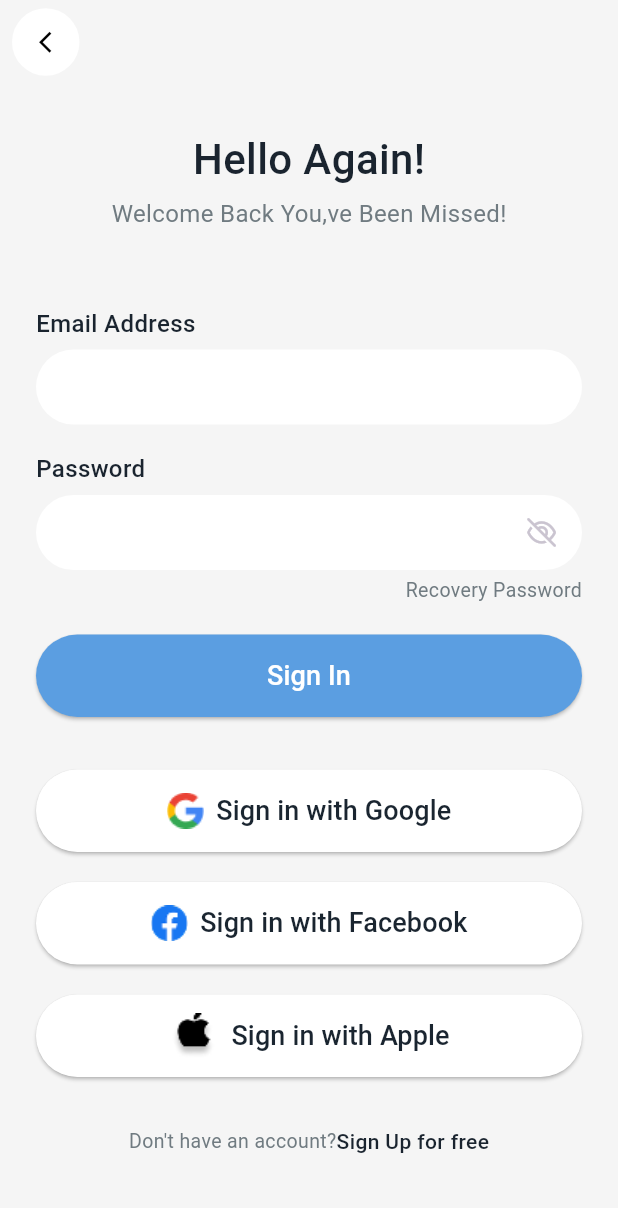
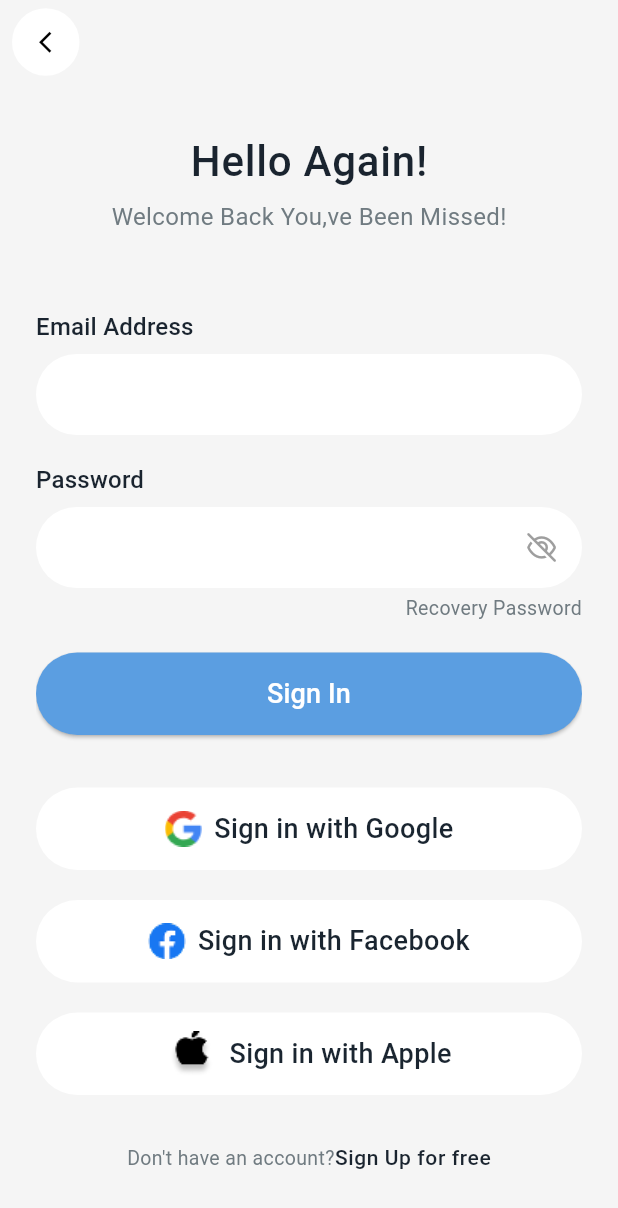
Before and after one commit to ahmed1111mosaad/sou_okaz, a Flutter app: the SigninView screen opened by its route, on a phone screen of 412 x 824 dp. Shown: the top 1208 px of the screen. Run offline on Flutter 3.47's test engine with Material 3 defaults, Android fonts, the phone set to English and light mode, and no system bars; our stand-ins replace device_preview, dots_indicator, flutter_svg, font_awesome_flutter, intl_phone_field, motion_toast and 2 more; missing offline and left inert: verification_code; accounts and stored records are empty; Roboto replaces fonts that are missing (Airbnb Cereal App).

Commit message:
light mode and dark mode for onboarding done

```diff
--- a/lib/Features/Auth/presentation/views/widgets/custom_phone_number.dart
+++ b/lib/Features/Auth/presentation/views/widgets/custom_phone_number.dart
@@ -49,7 +49,6 @@ class CustomPhoneNumber extends StatelessWidget {
                 width: 2,
               ),
             ),
-            contentPadding: EdgeInsets.all(0.0),
             enabledBorder: UnderlineInputBorder(
               borderSide: BorderSide(color: Colors.grey, width: 2),
             ),
@@ -62,7 +61,6 @@ class CustomPhoneNumber extends StatelessWidget {
             color: Colors.black.withAlpha(170),
             fontSize: 13,
           ),
-
         ),
 
         dropdownDecoration: BoxDecoration(
@@ -76,9 +74,9 @@ class CustomPhoneNumber extends StatelessWidget {
           color: Colors.black,
         ),
         decoration: InputDecoration(
+          contentPadding: EdgeInsets.symmetric(vertical: 8.0),
           filled: true,
           fillColor: Colors.white,
-
           enabledBorder: OutlineInputBorder(
             borderRadius: BorderRadius.circular(50.0),
             borderSide: BorderSide.none,
--- a/lib/Features/Auth/presentation/views/widgets/custom_text_form_field.dart
+++ b/lib/Features/Auth/presentation/views/widgets/custom_text_form_field.dart
@@ -26,21 +26,19 @@ class _CustomTextFormFieldState extends State<CustomTextFormField> {
     return TextFormField(
       keyboardType: widget.keyboardType,
       validator: widget.validator,
-
       onChanged: widget.onChanged,
       obscureText: widget.obscureText,
-      cursorColor: Colors.black,
+      cursorColor: Theme.of(context).primaryColor,
       style: TextStyle(
-    color: const Color(0xFF1A242F),
+        color: Theme.of(context).colorScheme.onSurface,
         fontSize: 16,
         fontFamily: 'Airbnb Cereal App',
         fontWeight: FontWeight.w400,
         height: 1.14,
       ),
       decoration: InputDecoration(
-
         filled: true,
-        fillColor: Colors.white,
+        fillColor: Theme.of(context).colorScheme.secondary,
         enabledBorder: OutlineInputBorder(
           borderRadius: BorderRadius.circular(50.0),
           borderSide: BorderSide.none,
@@ -56,10 +54,7 @@ class _CustomTextFormFieldState extends State<CustomTextFormField> {
             width: 2,
           ),
         ),
-        errorStyle: TextStyle(
-          color: Colors.red
-        ),
-
+        contentPadding: EdgeInsets.symmetric(vertical: 18.0),
         errorBorder: OutlineInputBorder(
           borderRadius: BorderRadius.circular(50.0),
           borderSide: BorderSide(
@@ -80,7 +75,9 @@ class _CustomTextFormFieldState extends State<CustomTextFormField> {
                         ? FontAwesomeIcons.eyeSlash
                         : FontAwesomeIcons.eye,
                     size: 17,
-                    color: widget.obscureText ?null: const Color.fromARGB(255, 220, 178, 178),
+                    color: widget.obscureText
+                        ? Colors.grey
+                        : const Color.fromARGB(255, 220, 178, 178),
                   ),
                 ),
               )
--- a/lib/Features/Auth/presentation/views/widgets/new_password_body.dart
+++ b/lib/Features/Auth/presentation/views/widgets/new_password_body.dart
@@ -1,6 +1,7 @@
 import 'package:flutter/material.dart';
 import 'package:sou_okaz/Features/Auth/presentation/views/widgets/custom_elevated_button.dart';
 import 'package:sou_okaz/Features/Auth/presentation/views/widgets/custom_text_form_field.dart';
+import 'package:sou_okaz/core/helpers/functions/snackbar/show_success.dart';
 import 'package:sou_okaz/core/utils/app_text_styles.dart';
 import 'package:sou_okaz/generated/l10n.dart';
 
@@ -79,7 +80,6 @@ class _NewPasswordBodyState extends State<NewPasswordBody> {
               ),
             ),
             SizedBox(height: 6),
-
             // !
             CustomTextFormField(
               obscureText: true,
@@ -93,6 +93,8 @@ class _NewPasswordBodyState extends State<NewPasswordBody> {
                   return S.of(context).signInValidator2;
                 } else if (value.isEmpty) {
                   return S.of(context).signInValidatorEmpty;
+                }else if(newPassowrd != newPassowrdConfirm){
+                  return "password doesn't match";
                 }
                 return null;
               },
@@ -109,6 +111,7 @@ class _NewPasswordBodyState extends State<NewPasswordBody> {
                 if (formKey.currentState!.validate()) {
                   formKey.currentState!.save();
                   setState(() {});
+                  showSuccess(context, title: S.of(context).newPasswordChangedSuccessfully, description: '');
                 } else {
                   autovalidateMode = AutovalidateMode.always;
                   setState(() {});
--- a/lib/Features/Auth/presentation/views/widgets/sign_in_with_button.dart
+++ b/lib/Features/Auth/presentation/views/widgets/sign_in_with_button.dart
@@ -1,5 +1,6 @@
 import 'package:flutter/material.dart';
 import 'package:sou_okaz/core/utils/app_text_styles.dart';
+import 'package:sou_okaz/generated/l10n.dart';
 
 class SignInWithButton extends StatelessWidget {
   const SignInWithButton({super.key, required this.image, required this.title});
@@ -12,17 +13,22 @@ class SignInWithButton extends StatelessWidget {
       width: double.infinity,
       height: 55,
       child: ElevatedButton(
-        style: ElevatedButton.styleFrom(backgroundColor: Colors.white),
+        style: ElevatedButton.styleFrom(
+          elevation: 0.0,
+          backgroundColor: Theme.of(context).colorScheme.secondary,
+        ),
         onPressed: () {},
         child: Row(
           mainAxisAlignment: MainAxisAlignment.center,
           children: [
-            Image.asset(image),
+            Image.asset(
+              image,
+              color: title == S.of(context).signInWithApple
+                  ? Theme.of(context).colorScheme.onSurface
+                  : null,
+            ),
             SizedBox(width: 8),
-            Text(
-              title,
-              style: AppTextStyles.medium18.copyWith(color: Color(0xff1A2530)),
-            ),
+            Text(title, style: Theme.of(context).textTheme.bodyMedium),
           ],
         ),
       ),
--- a/lib/Features/Auth/presentation/views/widgets/signin_view_body.dart
+++ b/lib/Features/Auth/presentation/views/widgets/signin_view_body.dart
@@ -40,7 +40,7 @@ class _SigninViewBodyState extends State<SigninViewBody> {
                 Center(
                   child: Text(
                     S.of(context).signInTitle,
-                    style: AppTextStyles.medium28,
+                    style: Theme.of(context).textTheme.bodyLarge,
                   ),
                 ),
                 SizedBox(height: 5),
@@ -51,11 +51,12 @@ class _SigninViewBodyState extends State<SigninViewBody> {
                   ),
                 ),
                 SizedBox(height: 50),
+                // ? Email
                 Align(
                   alignment: Alignment.centerLeft,
                   child: Text(
                     S.of(context).signInEmail,
-                    style: AppTextStyles.medium16,
+                    style: Theme.of(context).textTheme.titleMedium,
                   ),
                 ),
                 SizedBox(height: 6),
@@ -83,15 +84,15 @@ class _SigninViewBodyState extends State<SigninViewBody> {
                   isPassword: false,
                 ),
                 SizedBox(height: 18.0),
+                // ? Password
                 Align(
                   alignment: Alignment.centerLeft,
                   child: Text(
                     S.of(context).signInPassword,
-                    style: AppTextStyles.medium16,
+                    style: Theme.of(context).textTheme.titleMedium,
                   ),
                 ),
                 SizedBox(height: 6),
-
                 // !
                 CustomTextFormField(
                   obscureText: true,
@@ -173,7 +174,7 @@ class _SigninViewBodyState extends State<SigninViewBody> {
                       },
                       child: Text(
                         S.of(context).signInSignUpFree,
-                        style: AppTextStyles.medium14,
+                        style:Theme.of(context).textTheme.bodySmall,
                       ),
                     ),
                   ],
--- a/lib/Features/onboarding/presentation/views/widgets/nike.dart
+++ b/lib/Features/onboarding/presentation/views/widgets/nike.dart
@@ -16,7 +16,7 @@ class Nike extends StatelessWidget {
       child: SvgPicture.asset(
         Assets.assetsImagesNIKE,
         colorFilter: ColorFilter.mode(
-          Color.fromARGB(255, 238, 237, 237), // your color
+          Theme.of(context).primaryIconTheme.color!, // your color
           BlendMode
               .srcIn, // tells Flutter to paint the SVG with this color),
         ),
--- a/lib/Features/onboarding/presentation/views/widgets/onboarding_background_image.dart
+++ b/lib/Features/onboarding/presentation/views/widgets/onboarding_background_image.dart
@@ -18,7 +18,10 @@ class OnboardingBackgroundImage extends StatelessWidget {
         children: [
           Positioned(
             right: 0.0,
-            child: Image.asset(Assets.assetsImagesEllipse),
+            child: Image.asset(
+              Assets.assetsImagesEllipse,
+              color: Theme.of(context).iconTheme.color,
+            ),
           ),
           WidePoint(),
           Nike(),
--- a/lib/Features/onboarding/presentation/views/widgets/onboarding_item_text.dart
+++ b/lib/Features/onboarding/presentation/views/widgets/onboarding_item_text.dart
@@ -17,8 +17,8 @@ class OnboardingItemText extends StatelessWidget {
     return Column(
       crossAxisAlignment: CrossAxisAlignment.start,
       children: [
-        Text(title, style: AppTextStyles.medium40),
-        Text(title1, style: AppTextStyles.medium40),
+        Text(title, style: Theme.of(context).textTheme.titleLarge),
+        Text(title1, style: Theme.of(context).textTheme.titleLarge),
         SizedBox(height: 15),
         Text(subTitle, style: AppTextStyles.regular20),
       ],
--- a/lib/core/helpers/functions/app_bar_arrow_back.dart
+++ b/lib/core/helpers/functions/app_bar_arrow_back.dart
@@ -1,10 +1,10 @@
-
 import 'package:flutter/material.dart';
 
 AppBar appBarArrowBack(BuildContext context) {
   return AppBar(
-    backgroundColor: Color(0xFFF5F5F5),
-
+    // backgroundColor: Color(0xFFF5F5F5),
+    backgroundColor: Theme.of(context).colorScheme.surface,
+    elevation: 0.0,
     leading: Padding(
       padding: const EdgeInsets.only(left: 8.0),
       child: Row(
@@ -12,19 +12,23 @@ AppBar appBarArrowBack(BuildContext context) {
           Expanded(
             child: Row(
               children: [
-
                 SizedBox(
                   width: 45,
                   height: 45,
                   child: IconButton(
                     style: IconButton.styleFrom(
-                      backgroundColor: Colors.white),
+                      backgroundColor: Theme.of(context).colorScheme.secondary,
+                    ),
                     onPressed: () {
                       Navigator.of(context).pop();
                     },
                     icon: Padding(
                       padding: const EdgeInsets.only(left: 8.0),
-                      child: Icon(Icons.arrow_back_ios, size: 17,color: Colors.black,),
+                      child: Icon(
+                        Icons.arrow_back_ios,
+                        size: 17,
+                        color: Theme.of(context).colorScheme.onSurface,
+                      ),
                     ),
                   ),
                 ),
--- a/lib/core/helpers/functions/snackbar/show_success.dart
+++ b/lib/core/helpers/functions/snackbar/show_success.dart
@@ -10,19 +10,19 @@ void showSuccess(
   return MotionToast(
     title: Text(
       title,
-      style: TextStyle(color: Color(0xFF2C2C2C), fontSize: 18),
+      style: TextStyle(color: Color(0xFF0D47A1), fontSize: 18),
     ),
     animationCurve: Curves.easeInOut,
     icon: Icons.check_circle,
     iconSize: 45,
-    secondaryColor: const Color.fromARGB(255, 255, 111, 0),
+    secondaryColor: Color(0xFFFFB300),
     width: MediaQuery.of(context).size.width * .9,
     height: MediaQuery.of(context).size.height * .08,
     description: Text(
       description,
       style: TextStyle(color: Color(0xFF6E6E6E), fontSize: 13),
     ),
-    primaryColor: const Color.fromARGB(255, 248, 232, 255),
+    primaryColor: const Color(0xFFE8F1FB),
     // primaryColor: Colors.teal.shade50,
     displaySideBar: false,
   ).show(context);
--- /dev/null
+++ b/lib/core/theme/theme_data.dart
@@ -0,0 +1,53 @@
+import 'package:flutter/material.dart';
+import 'package:sou_okaz/core/utils/app_text_styles.dart';
+
+ThemeData lightMode = ThemeData(
+  brightness: Brightness.light,
+  colorScheme: ColorScheme.light(
+    surface: Color(0xFFF5F5F5),
+    onSurface: Colors.black,
+    secondary: Colors.white,
+  ),
+  fontFamily: 'Airbnb Cereal App',
+  primaryColor: Color(0xFF5B9EE1),
+
+  textTheme: TextTheme(
+    labelSmall: TextStyle(color: const Color.fromARGB(255, 244, 99, 89)),
+    // title
+    bodyLarge: AppTextStyles.medium28,
+    titleLarge: AppTextStyles.medium40,
+    titleMedium: AppTextStyles.medium16,
+    bodyMedium: AppTextStyles.medium18.copyWith(color: Color(0xff1A2530)),
+    // sign up for free
+    bodySmall: AppTextStyles.medium14,
+  ),
+
+  iconTheme: IconThemeData(color: Color(0xFFC0E0FF)),
+  primaryIconTheme: IconThemeData(color: Color.fromARGB(255, 238, 237, 237)),
+);
+
+// ToDO
+
+ThemeData darkMode = ThemeData(
+  brightness: Brightness.dark,
+  colorScheme: ColorScheme.dark(
+    surface: Color(0xFF1a2530),
+    onSurface: Colors.white,
+    secondary: Color(0xFF161F28),
+  ),
+  fontFamily: 'Airbnb Cereal App',
+  primaryColor: Color(0xFF5B9EE1),
+  textTheme: TextTheme(
+    titleLarge: AppTextStyles.medium40.copyWith(color: Colors.white),
+    titleMedium: AppTextStyles.medium18.copyWith(color: Colors.white),
+    bodyMedium: AppTextStyles.medium18.copyWith(color:Colors.white),
+    // title
+    bodyLarge: AppTextStyles.medium28.copyWith(color: Colors.white),
+    // sign up for free
+    bodySmall: AppTextStyles.medium14.copyWith(color: Colors.white),
+  ),
+  iconTheme: IconThemeData(color: Color.fromARGB(255, 16, 24, 32)),
+
+  // Nike
+  primaryIconTheme: IconThemeData(color: Color(0xFF161F28)),
+);
--- a/lib/l10n/intl_ar.arb
+++ b/lib/l10n/intl_ar.arb
@@ -74,6 +74,8 @@
   "newPasswordField": "كلمة مرور جديدة",
   "newPasswordConfirmField": "تأكيد كلمة المرور الجديدة",
   "newPasswordButton": "إنشاء كلمة مرور جديدة",
+  "passwordsDoNotMatch": "كلمتا المرور غير متطابقتين",
+  "newPasswordChangedSuccessfully": "تم تغيير كلمة المرور بنجاح",
 
   "homePasswordChanged": "تم تغيير كلمة المرور بنجاح",
   "homeStoreLocation": "موقع المتجر",
--- a/lib/l10n/intl_de.arb
+++ b/lib/l10n/intl_de.arb
@@ -78,6 +78,9 @@
   "newPasswordField": "Neues Passwort",
   "newPasswordConfirmField": "Neues Passwort bestätigen",
   "newPasswordButton": "Neues Passwort erstellen",
+  "passwordsDoNotMatch": "Passwörter stimmen nicht überein",
+  "newPasswordChangedSuccessfully": "Passwort wurde erfolgreich geändert",
+
 
   "homePasswordChanged": "Passwort wurde erfolgreich geändert",
   "homeStoreLocation": "Geschäftsstandort",
--- a/lib/l10n/intl_en.arb
+++ b/lib/l10n/intl_en.arb
@@ -77,6 +77,8 @@
   "newPasswordField": "New Password",
   "newPasswordConfirmField": "Confirm New Password",
   "newPasswordButton": "Create new password",
+  "passwordsDoNotMatch": "Passwords do not match",
+  "newPasswordChangedSuccessfully":"Password has been changed successfully",
 
 
   "homePasswordChanged": "Password has been changed successfully",
```
Also changed, not shown: lib/Features/onboarding/presentation/views/widgets/onboarding_view_body.dart (+11 -4 lines), lib/main.dart (+4 -8 lines), lib/generated/intl/messages_ar.dart, lib/generated/intl/messages_de.dart, lib/generated/intl/messages_en.dart, lib/generated/l10n.dart. Lines whose indentation alone changed are shown as unchanged.
